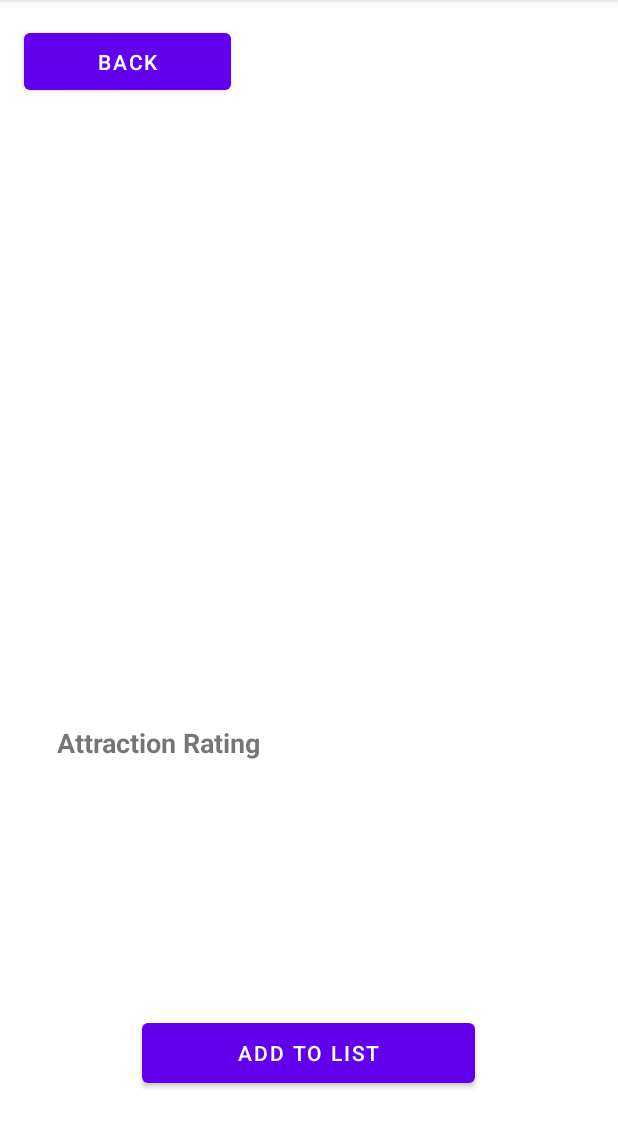
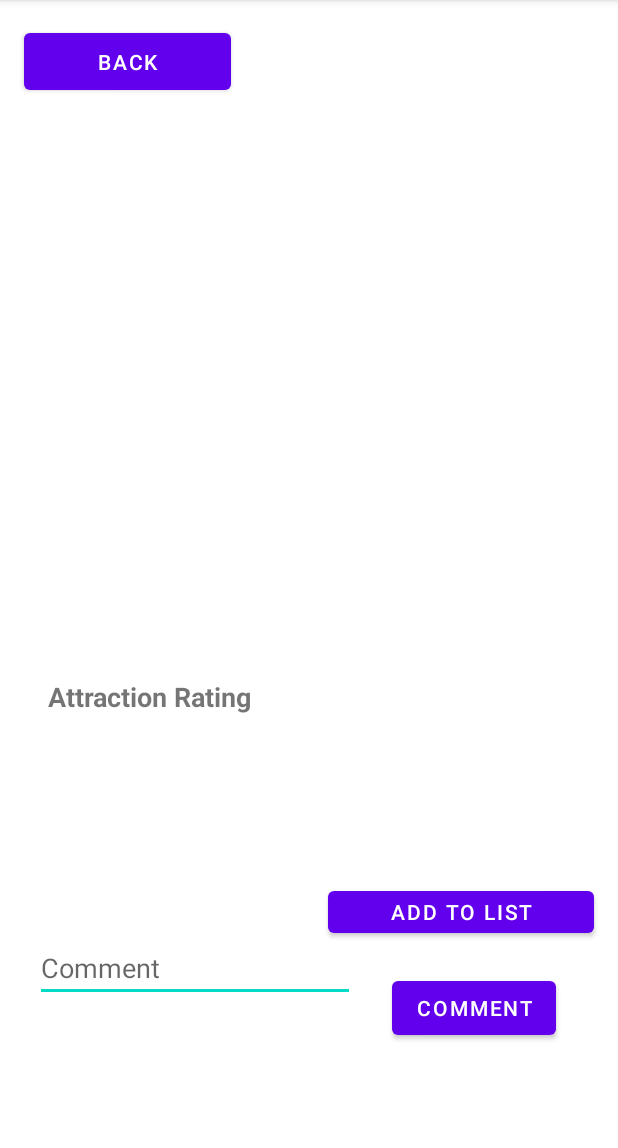
Before and after one commit to zayarhpounmyint/ANDE-CA2, an Android app: the AttractionDetailsActivity screen opened directly, with no data from a screen before it, on a phone screen of 412 x 824 dp, the part 84-1232 px from its top. Run offline under Robolectric (Android 15) with nearby library versions, the light colour scheme and no system bars; 8 statements that could not run were skipped.

Commit message:
added comments, left styling

```diff
--- a/app/src/main/java/com/example/helloworld/AttractionDetailsActivity.java
+++ b/app/src/main/java/com/example/helloworld/AttractionDetailsActivity.java
@@ -2,15 +2,23 @@ package com.example.helloworld;
 
 import android.content.Intent;
 import android.os.Bundle;
+import android.widget.EditText;
 import android.widget.ImageView;
 import android.widget.TextView;
 import androidx.appcompat.app.AppCompatActivity;
+import androidx.recyclerview.widget.LinearLayoutManager;
+import androidx.recyclerview.widget.RecyclerView;
 
 import android.view.View;
 import android.widget.Button;
 
+import java.util.List;
+
 
 public class AttractionDetailsActivity extends AppCompatActivity {
+
+    private RecyclerView recyclerViewComments;
+    private CommentAdapter commentAdapter;
 
     @Override
     protected void onCreate(Bundle savedInstanceState) {
@@ -85,5 +93,48 @@ public class AttractionDetailsActivity extends AppCompatActivity {
                 startActivity(intent);
             }
         });
+
+        int attractionId = intent.getIntExtra("id", 0);
+
+        // Get the EditText and Button from the layout
+        EditText commentInput = findViewById(R.id.commentInput);
+        Button commentButton = findViewById(R.id.commentBtn);
+
+        recyclerViewComments = findViewById(R.id.recyclerViewComments);
+        recyclerViewComments.setLayoutManager(new LinearLayoutManager(this));
+
+
+        List<Comment> comments = db.getCommentsForAttraction(attractionId); // Make sure this method is implemented in your DatabaseHandler
+
+        commentAdapter = new CommentAdapter(comments);
+        recyclerViewComments.setAdapter(commentAdapter);
+
+        // Set OnClickListener for the comment button
+        commentButton.setOnClickListener(new View.OnClickListener() {
+            @Override
+            public void onClick(View v) {
+                // Retrieve the comment text from the EditText
+                String commentText = commentInput.getText().toString();
+
+                // Check if the comment is not empty
+                if (!commentText.isEmpty()) {
+                    // Create a Comment object
+                    Comment comment = new Comment();
+                    comment.setAttractionId(attractionId);
+                    comment.setComment(commentText);
+
+                    // Save the comment to the database
+                    DatabaseHandler db = new DatabaseHandler(AttractionDetailsActivity.this);
+                    db.addComment(comment);
+
+                    // Optionally clear the EditText or provide feedback to the user
+                    commentInput.setText("");
+                    // Display a toast message, etc.
+                } else {
+                    // Handle the case where the comment is empty
+                    // E.g., display a Toast message to the user
+                }
+            }
+        });
     }
 }
--- /dev/null
+++ b/app/src/main/java/com/example/helloworld/CommentAdapter.java
@@ -0,0 +1,46 @@
+package com.example.helloworld;
+
+import android.view.LayoutInflater;
+import android.view.View;
+import android.view.ViewGroup;
+import android.widget.TextView;
+import androidx.annotation.NonNull;
+import androidx.recyclerview.widget.RecyclerView;
+import java.util.List;
+
+public class CommentAdapter extends RecyclerView.Adapter<CommentAdapter.CommentViewHolder> {
+
+    private List<Comment> commentList;
+
+    public CommentAdapter(List<Comment> commentList) {
+        this.commentList = commentList;
+    }
+
+    @NonNull
+    @Override
+    public CommentViewHolder onCreateViewHolder(@NonNull ViewGroup parent, int viewType) {
+        View itemView = LayoutInflater.from(parent.getContext())
+                .inflate(R.layout.comment_item, parent, false);
+        return new CommentViewHolder(itemView);
+    }
+
+    @Override
+    public void onBindViewHolder(@NonNull CommentViewHolder holder, int position) {
+        String commentText = commentList.get(position).getComment();
+        holder.commentTextView.setText(commentText);
+    }
+
+    @Override
+    public int getItemCount() {
+        return commentList.size();
+    }
+
+    public static class CommentViewHolder extends RecyclerView.ViewHolder {
+        public TextView commentTextView;
+
+        public CommentViewHolder(View view) {
+            super(view);
+            commentTextView = view.findViewById(R.id.commentTextView);
+        }
+    }
+}
--- a/app/src/main/java/com/example/helloworld/DatabaseHandler.java
+++ b/app/src/main/java/com/example/helloworld/DatabaseHandler.java
@@ -11,8 +11,9 @@ import java.util.ArrayList;
 import java.util.List;
 
 public class DatabaseHandler extends SQLiteOpenHelper {
-    private static final int DATABASE_VERSION = 2;
+    private static final int DATABASE_VERSION = 1;
     private static final String DATABASE_NAME = "AttractionApp";
+    //attractions
     private static final String TABLE_ATTRACTIONS = "attractions";
     private static final String KEY_ID = "id";
     private static final String KEY_CATEGORY = "category";
@@ -24,13 +25,19 @@ public class DatabaseHandler extends SQLiteOpenHelper {
     private static final String KEY_DISTANCE = "distance";
     private static final String KEY_WEBSITE = "website";
 
-    // Constants for the cities table
+    // cities
     private static final String TABLE_CITIES = "cities";
     private static final String KEY_CITY_ID = "id";
     private static final String KEY_CITY_TITLE = "title";
     private static final String KEY_CITY_IMAGE = "imageResource";
     private static final String KEY_CITY_DESCRIPTION = "description";
     private static final String KEY_CITY_CATEGORY = "category";
+
+    // comments
+    private static final String TABLE_COMMENTS = "comments";
+    private static final String KEY_COMMENT_ID = "id";
+    private static final String KEY_COMMENT_ATTRACTION_ID = "attraction_id";
+    private static final String KEY_COMMENT_COMMENT = "comment";
 
 
     public DatabaseHandler(Context context) {
@@ -57,6 +64,14 @@ public class DatabaseHandler extends SQLiteOpenHelper {
                 + KEY_CITY_CATEGORY + " TEXT" + ")";
         db.execSQL(CREATE_CITIES_TABLE);
         Log.d("test",CREATE_CITIES_TABLE);
+
+        String CREATE_COMMENTS_TABLE = "CREATE TABLE " + TABLE_COMMENTS + "("
+                + KEY_COMMENT_ID + " INTEGER PRIMARY KEY AUTOINCREMENT,"
+                + KEY_COMMENT_ATTRACTION_ID + " INTEGER,"
+                + KEY_COMMENT_COMMENT + " TEXT,"
+                + "FOREIGN KEY(" + KEY_COMMENT_ATTRACTION_ID + ") REFERENCES "
+                + TABLE_ATTRACTIONS + "(" + KEY_ID + "))";
+        db.execSQL(CREATE_COMMENTS_TABLE);
     }
 
     // Upgrading database
@@ -339,4 +354,37 @@ public class DatabaseHandler extends SQLiteOpenHelper {
         return count;
     }
 
+    // Method to add a new comment
+    public void addComment(Comment comment) {
+        SQLiteDatabase db = this.getWritableDatabase();
+        ContentValues values = new ContentValues();
+        values.put(KEY_COMMENT_ATTRACTION_ID, comment.getAttractionId());
+        values.put(KEY_COMMENT_COMMENT, comment.getComment());
+
+        db.insert(TABLE_COMMENTS, null, values);
+        db.close();
+    }
+
+    // Method to get all comments for a specific attraction
+    public List<Comment> getCommentsForAttraction(int attractionId) {
+        List<Comment> comments = new ArrayList<>();
+        SQLiteDatabase db = this.getReadableDatabase();
+
+        Cursor cursor = db.query(TABLE_COMMENTS, new String[] { KEY_COMMENT_ID, KEY_COMMENT_ATTRACTION_ID, KEY_COMMENT_COMMENT },
+                KEY_COMMENT_ATTRACTION_ID + "=?", new String[] { String.valueOf(attractionId) }, null, null, null);
+
+        if (cursor.moveToFirst()) {
+            do {
+                Comment comment = new Comment(
+                        cursor.getInt(0), // Comment ID
+                        cursor.getInt(1), // Attraction ID
+                        cursor.getString(2) // Comment
+                );
+                comments.add(comment);
+            } while (cursor.moveToNext());
+        }
+        cursor.close();
+        return comments;
+    }
+
 }
--- a/app/src/main/java/com/example/helloworld/addToPlanActivity.java
+++ b/app/src/main/java/com/example/helloworld/addToPlanActivity.java
@@ -28,6 +28,7 @@ public class addToPlanActivity extends AppCompatActivity {
         DatabaseHandler db = new DatabaseHandler(this);
         Attraction attractionAdded = db.getAttraction(id);
         String title = attractionAdded.getTitle();
+        String category = attractionAdded.getCategory();
         String location = attractionAdded.getLocation();
 
         cancelButton.setOnClickListener(new View.OnClickListener() {
--- a/app/src/main/res/layout/attraction_details.xml
+++ b/app/src/main/res/layout/attraction_details.xml
@@ -45,17 +45,17 @@
 
     <TextView
         android:id="@+id/textDetailsDesc"
-        android:layout_width="334dp"
-        android:layout_height="60dp"
+        android:layout_width="291dp"
+        android:layout_height="36dp"
         android:text="Attraction Description"
         android:textSize="18sp"
         android:textStyle="bold"
         app:layout_constraintBottom_toBottomOf="parent"
         app:layout_constraintEnd_toEndOf="parent"
-        app:layout_constraintHorizontal_bias="0.493"
+        app:layout_constraintHorizontal_bias="0.35"
         app:layout_constraintStart_toStartOf="parent"
         app:layout_constraintTop_toTopOf="parent"
-        app:layout_constraintVertical_bias="0.578" />
+        app:layout_constraintVertical_bias="0.551" />
 
     <TextView
         android:id="@+id/textDetailsRating"
@@ -66,10 +66,10 @@
         android:textStyle="bold"
         app:layout_constraintBottom_toBottomOf="parent"
         app:layout_constraintEnd_toEndOf="parent"
-        app:layout_constraintHorizontal_bias="0.395"
+        app:layout_constraintHorizontal_bias="0.333"
         app:layout_constraintStart_toStartOf="parent"
         app:layout_constraintTop_toTopOf="parent"
-        app:layout_constraintVertical_bias="0.661" />
+        app:layout_constraintVertical_bias="0.619" />
 
     <TextView
         android:id="@+id/textDetailsLocation"
@@ -80,10 +80,10 @@
         android:textStyle="bold"
         app:layout_constraintBottom_toBottomOf="parent"
         app:layout_constraintEnd_toEndOf="parent"
-        app:layout_constraintHorizontal_bias="0.251"
+        app:layout_constraintHorizontal_bias="0.211"
         app:layout_constraintStart_toStartOf="parent"
         app:layout_constraintTop_toTopOf="parent"
-        app:layout_constraintVertical_bias="0.743" />
+        app:layout_constraintVertical_bias="0.692" />
 
     <TextView
         android:id="@+id/textDetailsWebsite"
@@ -94,22 +94,60 @@
         android:textStyle="bold"
         app:layout_constraintBottom_toBottomOf="parent"
         app:layout_constraintEnd_toEndOf="parent"
-        app:layout_constraintHorizontal_bias="0.372"
+        app:layout_constraintHorizontal_bias="0.313"
         app:layout_constraintStart_toStartOf="parent"
         app:layout_constraintTop_toTopOf="parent"
-        app:layout_constraintVertical_bias="0.824" />
+        app:layout_constraintVertical_bias="0.767" />
 
     <Button
         android:id="@+id/addToListBtn"
-        android:layout_width="222dp"
-        android:layout_height="52dp"
+        android:layout_width="177dp"
+        android:layout_height="40dp"
         android:text="Add to list"
         app:layout_constraintBottom_toBottomOf="parent"
         app:layout_constraintEnd_toEndOf="parent"
-        app:layout_constraintHorizontal_bias="0.497"
+        app:layout_constraintHorizontal_bias="0.931"
         app:layout_constraintStart_toStartOf="parent"
         app:layout_constraintTop_toTopOf="parent"
-        app:layout_constraintVertical_bias="0.944" />
+        app:layout_constraintVertical_bias="0.808" />
+
+    <Button
+        android:id="@+id/commentBtn"
+        android:layout_width="wrap_content"
+        android:layout_height="wrap_content"
+        android:text="Comment"
+        app:layout_constraintBottom_toBottomOf="parent"
+        app:layout_constraintEnd_toEndOf="parent"
+        app:layout_constraintHorizontal_bias="0.863"
+        app:layout_constraintStart_toStartOf="parent"
+        app:layout_constraintTop_toTopOf="parent"
+        app:layout_constraintVertical_bias="0.9" />
+
+    <EditText
+        android:id="@+id/commentInput"
+        android:layout_width="wrap_content"
+        android:layout_height="wrap_content"
+        android:ems="10"
+        android:hint="Comment"
+        android:inputType="text"
+        app:layout_constraintBottom_toBottomOf="parent"
+        app:layout_constraintEnd_toEndOf="parent"
+        app:layout_constraintHorizontal_bias="0.119"
+        app:layout_constraintStart_toStartOf="parent"
+        app:layout_constraintTop_toTopOf="parent"
+        app:layout_constraintVertical_bias="0.862" />
+
+    <androidx.recyclerview.widget.RecyclerView
+        android:id="@+id/recyclerViewComments"
+        android:layout_width="271dp"
+        android:layout_height="142dp"
+        android:layout_marginTop="16dp"
+        app:layout_constraintBottom_toBottomOf="parent"
+        app:layout_constraintEnd_toEndOf="parent"
+        app:layout_constraintHorizontal_bias="0.542"
+        app:layout_constraintStart_toStartOf="parent"
+        app:layout_constraintTop_toTopOf="parent"
+        app:layout_constraintVertical_bias="0.176" />
 
 
 </androidx.constraintlayout.widget.ConstraintLayout>
```
Also changed, not shown: app/src/main/java/com/example/helloworld/Comment.java (added, +45 -0 lines), app/src/main/res/layout/comment_item.xml (added, +14 -0 lines), 1 other file.
